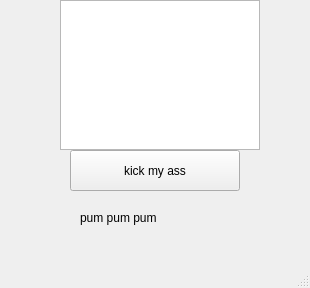
Qt form mainwindow.ui (slash4all/Qt_Git_Example) before a commit.
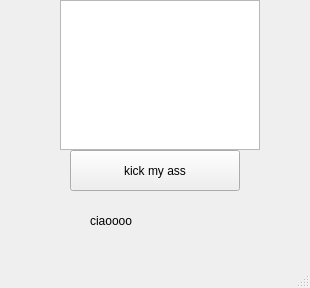
The same form after that commit.

Commit message: forza juve

What changed in the file:
```diff
--- a/mainwindow.ui
+++ b/mainwindow.ui
@@ -56,14 +56,14 @@
    <widget class="QLabel" name="label">
     <property name="geometry">
      <rect>
-      <x>80</x>
-      <y>210</y>
-      <width>151</width>
-      <height>16</height>
+      <x>90</x>
+      <y>200</y>
+      <width>111</width>
+      <height>41</height>
      </rect>
     </property>
     <property name="text">
-     <string>pum pum pum</string>
+     <string>ciaoooo</string>
     </property>
    </widget>
   </widget>
```
